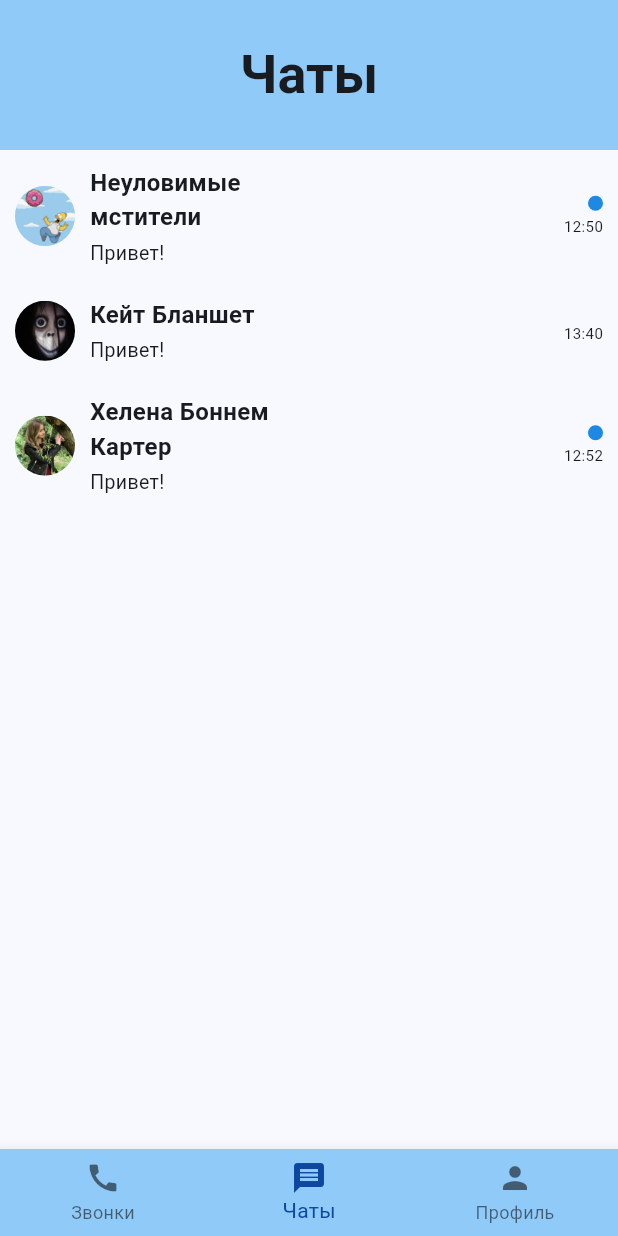
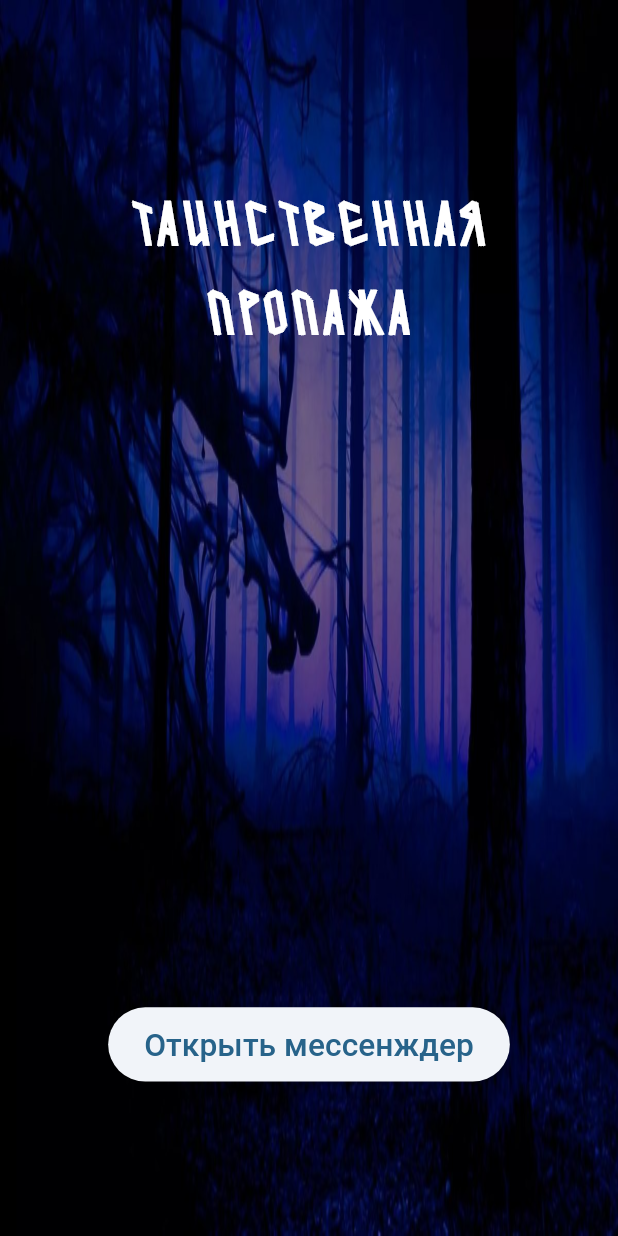
Before and after one commit to DarinaSparrow/Detectives, a Flutter app: the screen it shows after launch, on a phone screen of 412 x 824 dp. Run offline on Flutter 3.47's test engine with Material 3 defaults, Android fonts, the phone set to English and light mode, and no system bars; our stand-ins replace audioplayers, flutter_local_notifications, permission_handler, vibration.

Commit message:
added splashScreen

```diff
--- a/lib/chatManager.dart
+++ b/lib/chatManager.dart
@@ -156,7 +156,8 @@ class conversationManager
   static List<Message> messages = [];
   static List<Profile> profiles = [];
 
-  static void initializeConversations() {
+  static Future<void> initializeConversations() async {
+    await Future.delayed(const Duration(milliseconds: 10));
     conversations = [
       Conversation(id: 1, type: 1, image: 'assets/group.png', name: "Неуловимые мстители", lastMessage: "Привет!", time: "12:50", isMessageRead: false, isOnline: true, countOfOpenedMessages: 0),
       Conversation(id: 2, type: 2, image: 'assets/Чайлдфри.jpg', name: "Кейт Бланшет", lastMessage: "Привет!", time: "13:40", isMessageRead: true, isOnline: true, countOfOpenedMessages: 0),
@@ -164,7 +165,8 @@ class conversationManager
     ];
   }
 
-  static void initializeMessages() {
+  static Future<void> initializeMessages() async {
+    await Future.delayed(const Duration(milliseconds: 10));
     messages = [
       Message(id: 1, status: 1, image: 'assets/Женя.jpg', name: "Кейт Бланшет", content: 3, message: ["assets/Женя.jpg"], time: "12:52", flag: 1, answers: [], indexOfAnswer: -1, display: true),
       Message(id: 1, status: 2, image: 'assets/Женя.jpg', name: "кто-то", content: 1, message: ["Любитель хорроров, но до смерти боюсь Демидова"], time: "12:52", flag: 1, answers: [], indexOfAnswer: -1, display: true),
@@ -174,7 +176,8 @@ class conversationManager
     ];
   }
 
-  static void initializeProfiles() {
+  static Future<void> initializeProfiles() async {
+    await Future.delayed(const Duration(milliseconds: 10));
     profiles = [
       Profile(image: 'assets/Дарина.jpg', name: "Дарина", status: "Любитель хорроров, но до смерти боюсь Демидова", firstLink: "https://vk.com/crazy_vorobyshek", secondLink: "https://www.kinopoisk.ru/lists/movies/top_100_horrors_by_best_horror_movies/genre--horror/?utm_referrer=yandex.ru", thirdLink:"https://music.yandex.ru/album/30826697"),
       Profile(image: 'assets/Аня.jpg', name: "Аня", status: "AAAAA", firstLink: "AAAA", secondLink: "AAAA", thirdLink:"AAAA"),
--- /dev/null
+++ b/lib/splashScreen.dart
@@ -0,0 +1,163 @@
+import 'package:flutter/material.dart';
+import 'package:flutter/services.dart';
+import 'package:detectives/sceletonOfApp.dart';
+import 'package:detectives/gameProcess.dart';
+import 'package:detectives/chatManager.dart';
+import 'package:detectives/dataManager.dart';
+import 'package:detectives/appService.dart';
+import 'dart:async';
+
+class splashScreen extends StatefulWidget {
+  const splashScreen({super.key});
+
+  @override
+  State<splashScreen> createState() => _splashScreenState();
+}
+
+class _splashScreenState extends State<splashScreen>
+    with SingleTickerProviderStateMixin {
+  double _progress = 0.0;
+  bool _isLoading = true;
+
+  @override
+  void initState() {
+    super.initState();
+    _loading();
+    SystemChrome.setEnabledSystemUIMode(SystemUiMode.immersive);
+  }
+
+  @override
+  void dispose() {
+    SystemChrome.setEnabledSystemUIMode(SystemUiMode.manual,
+        overlays: SystemUiOverlay.values);
+    super.dispose();
+  }
+
+  void _loading() async {
+    const loadingTimeInSeconds = 2; // Фиксированное время загрузки в секундах
+    const updateInterval = 50; // Интервал обновления прогресса в миллисекундах
+
+    // Обновление прогресса каждый интервал updateInterval миллисекунд
+    Timer.periodic(Duration(milliseconds: updateInterval), (timer) {
+      setState(() {
+        _progress = timer.tick *
+            updateInterval /
+            (loadingTimeInSeconds * 1000); // Обновление прогресса по таймеру
+      });
+
+      // Проверка окончания загрузки
+      if (timer.tick * updateInterval >= loadingTimeInSeconds * 1000) {
+        timer.cancel(); // Остановка таймера по окончании загрузки
+        setState(() {
+          // Завершение загрузки
+          _isLoading = false; // Установка флага окончания загрузки
+        });
+      }
+    });
+
+    // Загрузка ресурсов в асинхронном режиме
+    _loadResources();
+  }
+
+  Future<void> _loadResources() async {
+    try {
+      // Загрузка данных и ресурсов
+      await dataManager.loadSettings();
+      await appService.initialize();
+      await conversationManager.initializeConversations();
+      await conversationManager.initializeMessages();
+      await conversationManager.initializeProfiles();
+    } catch (e) {
+      print('Ошибка загрузки ресурсов: $e');
+    }
+  }
+
+  @override
+  Widget build(BuildContext context) {
+    return Scaffold(
+      body: Stack(
+        children: [
+          const SizedBox(
+            width: double.infinity,
+            height: double.infinity,
+            child: Image(
+              fit: BoxFit.fill,
+                image: AssetImage('assets/splashScreen.jpg'),
+            ),
+          ),
+          Align(
+            alignment: Alignment.topCenter,
+            child: Padding(
+              padding: EdgeInsets.fromLTRB(
+                  MediaQuery.of(context).size.width * 0.05,
+                  MediaQuery.of(context).size.width * 0.3,
+                  MediaQuery.of(context).size.width * 0.05,
+                  MediaQuery.of(context).size.width * 0.05
+              ),
+              child: Text(
+                'ТАИНСТВЕННАЯ ПРОПАЖА',
+                //softWrap: true,
+                textAlign: TextAlign.center,
+                //overflow: TextOverflow.visible,
+                style: TextStyle(
+                  color: Colors.white,
+                  fontSize: MediaQuery.of(context).size.width * 0.1,
+                  fontWeight: FontWeight.bold,
+                  fontFamily: 'NIT',
+                ),
+              ),
+            ),
+          ),
+          Align(
+            alignment: Alignment.bottomCenter,
+            child: Padding(
+              padding: EdgeInsets.only(bottom: MediaQuery.of(context).size.width * 0.25),
+              child: _isLoading
+                  ? Column(
+                      mainAxisSize: MainAxisSize.min,
+                      children: [
+                        CircularProgressIndicator(
+                          value: _progress,
+                          backgroundColor: Colors.white,
+                        ),
+                        Text(
+                          '${(_progress * 100).round()}%',
+                          style: const TextStyle(color: Colors.white),
+                        ),
+                      ],
+                    )
+                  : SizedBox(
+                      width: MediaQuery.of(context).size.width * 0.65,
+                      height: MediaQuery.of(context).size.width * 0.12,
+                      child: ElevatedButton(
+                        // style: ButtonStyle(
+                        //   minimumSize: MaterialStateProperty.all(Size(MediaQuery.of(context).size.width * 0.2, MediaQuery.of(context).size.width * 0.1)),
+                        // ),
+                        onPressed: () {
+                          Navigator.pushReplacement(
+                            context,
+                            MaterialPageRoute(
+                                builder: (context) => const sceletonOfApp()),
+                          );
+                          gameProcess.runGameLoop();
+                        },
+                        child: FittedBox(
+                          fit: BoxFit.fill,
+                          child: Text(
+                            'Открыть мессенждер',
+                            style: TextStyle(
+                              fontSize: MediaQuery.of(context).size.width * 0.1,
+                              // fontWeight: FontWeight.bold,
+                              // fontStyle: FontStyle.italic,
+                            ),
+                          ),
+                        ),
+                      ),
+                    ),
+            ),
+          ),
+        ],
+      ),
+    );
+  }
+}
```
Also changed, not shown: lib/main.dart (+4 -15 lines), pubspec.yaml (+6 -12 lines), assets/fonts/NIT.ttf (added), assets/splashScreen.jpg (added).
